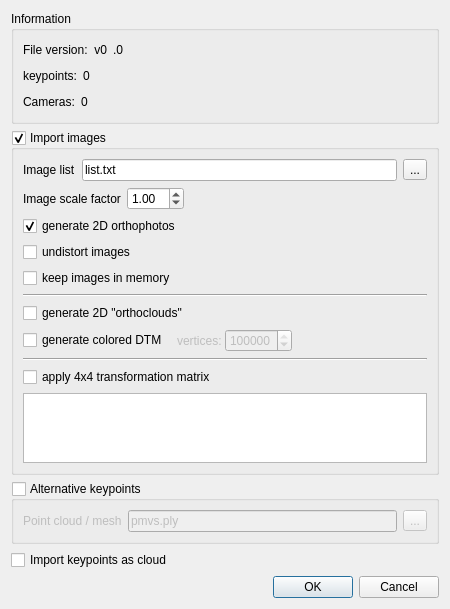
Before: the Qt Designer form libs/qCC_io/ui_templates/openBundlerFileDlg.ui in CloudCompare/CloudCompare, drawn with Qt 5.
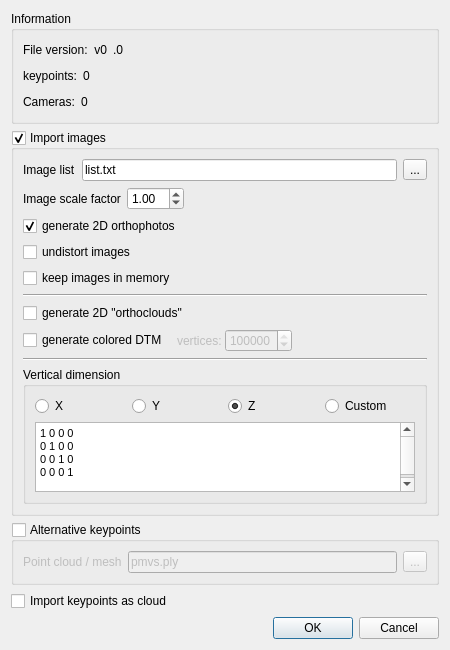
After: the same form once the commit is applied.

Commit message: New options (vertical axis) in the Bundler import dialog

```diff
--- a/libs/qCC_io/ui_templates/openBundlerFileDlg.ui
+++ b/libs/qCC_io/ui_templates/openBundlerFileDlg.ui
@@ -7,7 +7,7 @@
     <x>0</x>
     <y>0</y>
     <width>450</width>
-    <height>580</height>
+    <height>620</height>
    </rect>
   </property>
   <property name="windowTitle">
@@ -350,18 +350,76 @@
        </widget>
       </item>
       <item>
-       <widget class="QCheckBox" name="applyTransfoMatrixCheckBox">
-        <property name="toolTip">
-         <string>To apply a custom 4x4 transformation matrix to the keypoints before generating orthophotos</string>
+       <widget class="QGroupBox" name="groupBox">
+        <property name="title">
+         <string>Vertical dimension</string>
         </property>
-        <property name="text">
-         <string>apply 4x4 transformation matrix</string>
-        </property>
+        <layout class="QVBoxLayout" name="verticalLayout_5">
+         <item>
+          <layout class="QHBoxLayout" name="horizontalLayout_9">
+           <item>
+            <widget class="QRadioButton" name="xVertAxisRadioButton">
+             <property name="toolTip">
+              <string>Keypoints vertical axis is X (1,0,0)</string>
+             </property>
+             <property name="text">
+              <string>X</string>
+             </property>
+            </widget>
+           </item>
+           <item>
+            <widget class="QRadioButton" name="yVertAxisRadioButton">
+             <property name="toolTip">
+              <string>Keypoints vertical axis is Y (0,1,0)</string>
+             </property>
+             <property name="text">
+              <string>Y</string>
+             </property>
+            </widget>
+           </item>
+           <item>
+            <widget class="QRadioButton" name="zVertAxisRadioButton">
+             <property name="toolTip">
+              <string>Keypoints vertical axis is Z (0,0,1)</string>
+             </property>
+             <property name="text">
+              <string>Z</string>
+             </property>
+             <property name="checked">
+              <bool>true</bool>
+             </property>
+            </widget>
+           </item>
+           <item>
+            <widget class="QRadioButton" name="customVertAxisRadioButton">
+             <property name="toolTip">
+              <string>Input a 4x4 transformation matrix that transforms the keypoint vertical axis into (0,0,1)</string>
+             </property>
+             <property name="text">
+              <string>Custom</string>
+             </property>
+            </widget>
+           </item>
+          </layout>
+         </item>
+         <item>
+          <widget class="QTextEdit" name="applyTransfoMatrixTextEdit">
+           <property name="html">
+            <string>&lt;!DOCTYPE HTML PUBLIC &quot;-//W3C//DTD HTML 4.0//EN&quot; &quot;http://www.w3.org/TR/REC-html40/strict.dtd&quot;&gt;
+&lt;html&gt;&lt;head&gt;&lt;meta name=&quot;qrichtext&quot; content=&quot;1&quot; /&gt;&lt;style type=&quot;text/css&quot;&gt;
+p, li { white-space: pre-wrap; }
+&lt;/style&gt;&lt;/head&gt;&lt;body style=&quot; font-family:'MS Shell Dlg 2'; font-size:8.25pt; font-weight:400; font-style:normal;&quot;&gt;
+&lt;p style=&quot; margin-top:0px; margin-bottom:0px; margin-left:0px; margin-right:0px; -qt-block-indent:0; text-indent:0px;&quot;&gt;&lt;span style=&quot; font-size:8pt;&quot;&gt;1 0 0 0&lt;/span&gt;&lt;/p&gt;
+&lt;p style=&quot; margin-top:0px; margin-bottom:0px; margin-left:0px; margin-right:0px; -qt-block-indent:0; text-indent:0px;&quot;&gt;&lt;span style=&quot; font-size:8pt;&quot;&gt;0 1 0 0&lt;/span&gt;&lt;/p&gt;
+&lt;p style=&quot; margin-top:0px; margin-bottom:0px; margin-left:0px; margin-right:0px; -qt-block-indent:0; text-indent:0px;&quot;&gt;&lt;span style=&quot; font-size:8pt;&quot;&gt;0 0 1 0&lt;/span&gt;&lt;/p&gt;
+&lt;p style=&quot; margin-top:0px; margin-bottom:0px; margin-left:0px; margin-right:0px; -qt-block-indent:0; text-indent:0px;&quot;&gt;&lt;span style=&quot; font-size:8pt;&quot;&gt;0 0 0 1&lt;/span&gt;&lt;/p&gt;
+&lt;p style=&quot;-qt-paragraph-type:empty; margin-top:0px; margin-bottom:0px; margin-left:0px; margin-right:0px; -qt-block-indent:0; text-indent:0px; font-size:8pt;&quot;&gt;&lt;br /&gt;&lt;/p&gt;&lt;/body&gt;&lt;/html&gt;</string>
+           </property>
+          </widget>
+         </item>
+        </layout>
        </widget>
       </item>
-      <item>
-       <widget class="QTextEdit" name="applyTransfoMatrixTextEdit"/>
-      </item>
      </layout>
     </widget>
    </item>
@@ -418,6 +476,19 @@
      </property>
     </widget>
    </item>
+   <item>
+    <spacer name="verticalSpacer">
+     <property name="orientation">
+      <enum>Qt::Vertical</enum>
+     </property>
+     <property name="sizeHint" stdset="0">
+      <size>
+       <width>20</width>
+       <height>40</height>
+      </size>
+     </property>
+    </spacer>
+   </item>
    <item>
     <widget class="QDialogButtonBox" name="buttonBox">
      <property name="orientation">
```
Left out of the diff: 17 changed lines with no effect on the pictures. The commit also changes 3 other files.
